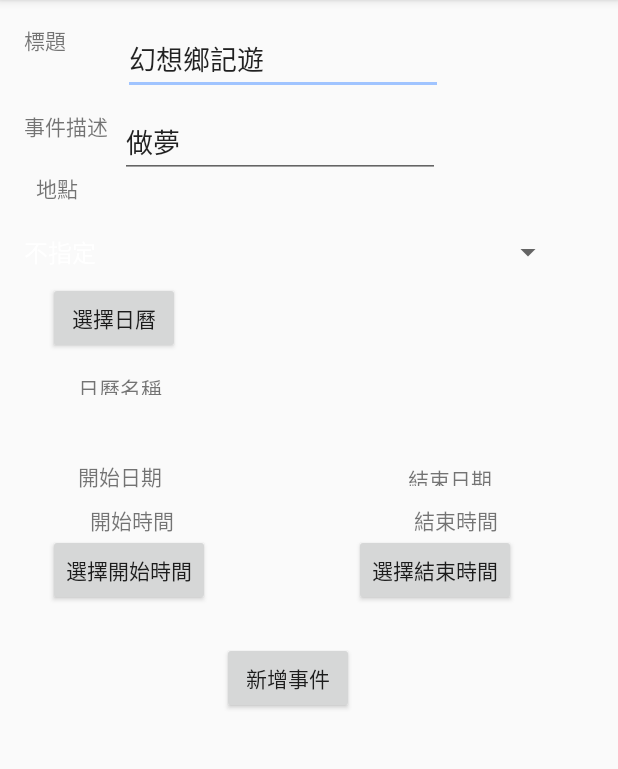
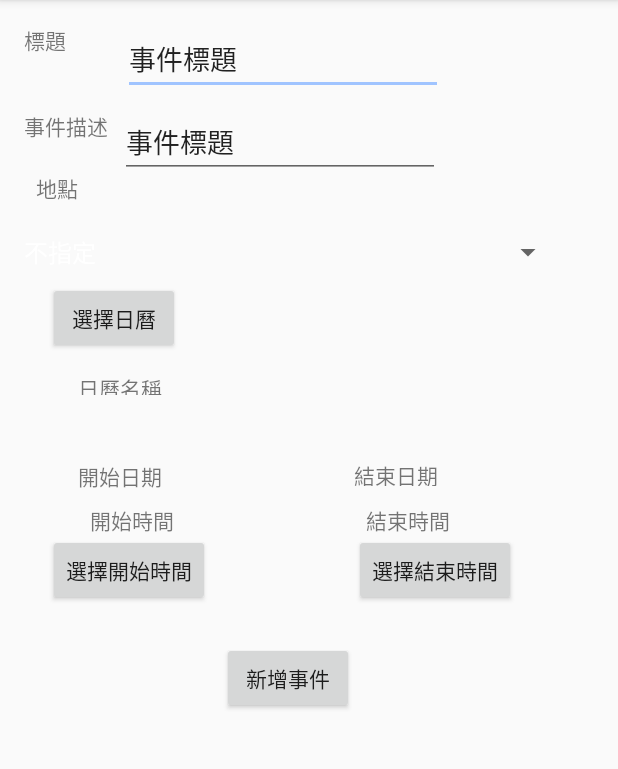
Before and after one commit to sappy5678/weather_calendar, an Android app: the event_adder screen opened directly, with no data from a screen before it, on a phone screen of 412 x 824 dp, the part 84-853 px from its top. Run offline under Robolectric (Android 15) with nearby library versions, the phone set to English and light mode, and no system bars; our stand-ins replace ButterKnife.

Commit message:
* impore event_detail data and time with eventTime * fool-proofing for no calendar_id in event_Adder

```diff
--- a/Frontend/weatherCalendar/app/src/main/java/com/example/weathercalendar/event_adder.java
+++ b/Frontend/weatherCalendar/app/src/main/java/com/example/weathercalendar/event_adder.java
@@ -77,7 +77,7 @@ public class event_adder extends AppCompatActivity {
     public Calendar initCal = Calendar.getInstance();
     private Calendar beginCal = Calendar.getInstance();
     private Calendar endCal = Calendar.getInstance();
-    private int calendar_id = 0;
+    private int calendar_id = -1;
     private String loc="";
     SimpleDateFormat spf = new SimpleDateFormat("HH:mm:ss");
 
@@ -127,6 +127,7 @@ public class event_adder extends AppCompatActivity {
 
             }
         });
+        final AlertDialog.Builder dialog = new AlertDialog.Builder(event_adder.this);
         btncalendar_chooser.setOnClickListener(new View.OnClickListener() {
             @Override
             public void onClick(View view) {
@@ -136,6 +137,23 @@ public class event_adder extends AppCompatActivity {
         btnSend.setOnClickListener(new View.OnClickListener() {
             @Override
             public void onClick(View view) {
+
+                //防呆
+                if(calendar_id==-1) {
+                    dialog.setTitle("警告");
+                    dialog.setMessage("請選擇要插入的日曆");
+                    dialog.setPositiveButton("好", new DialogInterface.OnClickListener() {
+                        @Override
+                        public void onClick(DialogInterface dialogInterface, int i) {
+                            Toast.makeText(event_adder.this, "請選擇要插入事件的日曆", Toast.LENGTH_SHORT).show();
+                        }
+                    });
+                    dialog.show();
+                    return;
+                }
+                //設定
+
+
                 TimeZone zone=initCal.getTimeZone();
 
                 ContentResolver cr = getContentResolver();
--- a/Frontend/weatherCalendar/app/src/main/res/layout/event_adder.xml
+++ b/Frontend/weatherCalendar/app/src/main/res/layout/event_adder.xml
@@ -33,7 +33,7 @@
         android:layout_marginTop="16dp"
         android:ems="10"
         android:inputType="textPersonName"
-        android:text="幻想鄉記遊"
+        android:text="事件標題"
         app:layout_constraintStart_toEndOf="@+id/textView2"
         app:layout_constraintTop_toTopOf="parent" />
 
@@ -45,7 +45,7 @@
         android:layout_marginTop="8dp"
         android:ems="10"
         android:inputType="textPersonName"
-        android:text="做夢"
+        android:text="事件標題"
         app:layout_constraintStart_toEndOf="@+id/textView3"
         app:layout_constraintTop_toBottomOf="@+id/titleCon" />
 
@@ -111,9 +111,9 @@
     <TextView
         android:id="@+id/endMessage"
         android:layout_width="wrap_content"
-        android:layout_height="15dp"
+        android:layout_height="18dp"
         android:layout_marginBottom="32dp"
-        android:layout_marginStart="164dp"
+        android:layout_marginStart="128dp"
         android:text="結束日期"
         app:layout_constraintBottom_toTopOf="@+id/endTime"
         app:layout_constraintStart_toEndOf="@+id/beginMessage" />
@@ -132,7 +132,7 @@
         android:id="@+id/endTimeMes"
         android:layout_width="wrap_content"
         android:layout_height="wrap_content"
-        android:layout_marginStart="4dp"
+        android:layout_marginStart="8dp"
         android:layout_marginTop="12dp"
         android:text="結束時間"
         app:layout_constraintStart_toStartOf="@+id/endMessage"
```
Also changed, not shown: Frontend/weatherCalendar/app/src/main/java/com/example/weathercalendar/event_detail.java (+5 -5 lines).
